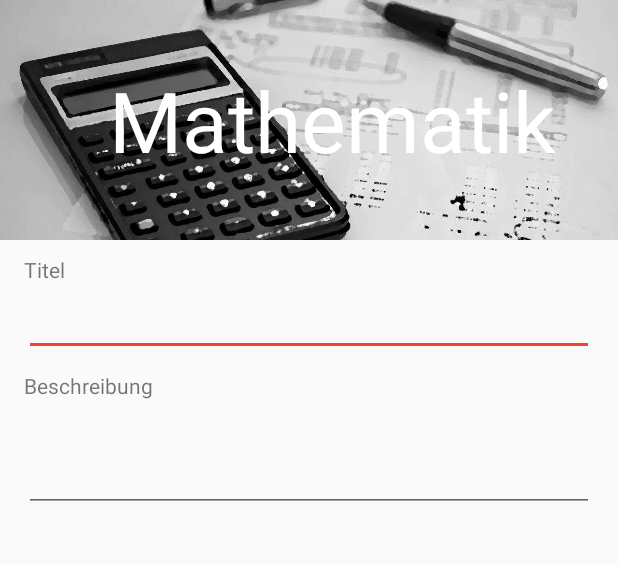
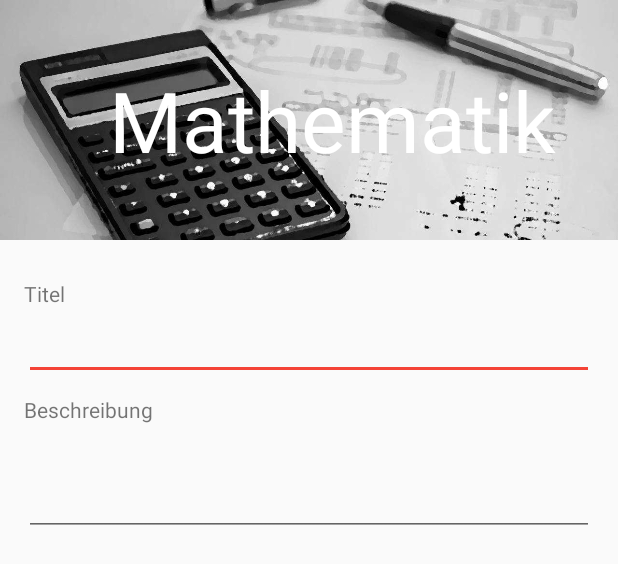
Before and after one commit to dlaprell/-packages_apps_timetable, an Android app: the layout fragment_task_new.xml on its own in the app's theme, with its tools: preview values and no code run, on a phone screen of 412 x 824 dp. Shown: the top 564 px of the screen. Run offline under Robolectric (Android 15) with nearby library versions, the phone set to English and light mode, and no system bars.

Commit message:
Further update New Task feature

```diff
--- a/mobile/src/main/res/layout/fragment_task_new.xml
+++ b/mobile/src/main/res/layout/fragment_task_new.xml
@@ -7,6 +7,7 @@
     <FrameLayout
         android:layout_width="match_parent"
         android:layout_height="160dp"
+        android:elevation="3dp"
         android:id="@+id/lesson_select"
         android:foreground="@drawable/base_ripple">
 
@@ -33,7 +34,8 @@
     <LinearLayout
         android:layout_width="match_parent"
         android:layout_height="wrap_content"
-        android:layout_marginTop="160dp"
+        android:layout_marginTop="176dp"
+        android:elevation="3dp"
         android:orientation="vertical"
         android:paddingLeft="@dimen/keyline_left_space"
         android:paddingRight="@dimen/keyline_left_space">
@@ -74,4 +76,6 @@
 
     </LinearLayout>
 
+    <include layout="@layout/fab_done" />
+
 </FrameLayout>
```
Also changed, not shown: mobile/src/main/java/eu/laprell/timetable/fragments/NewTaskFragment.java (+7 -0 lines).
